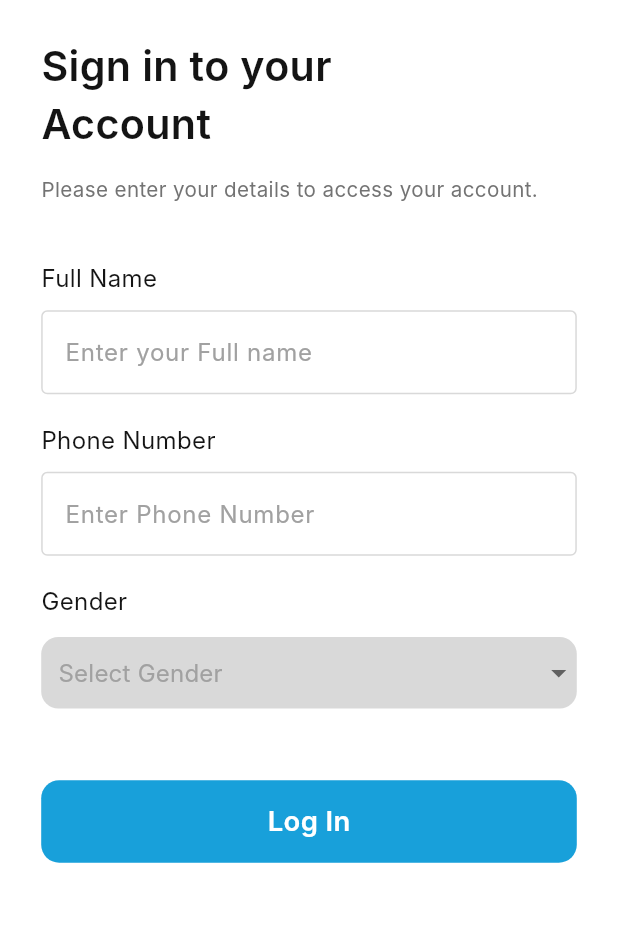
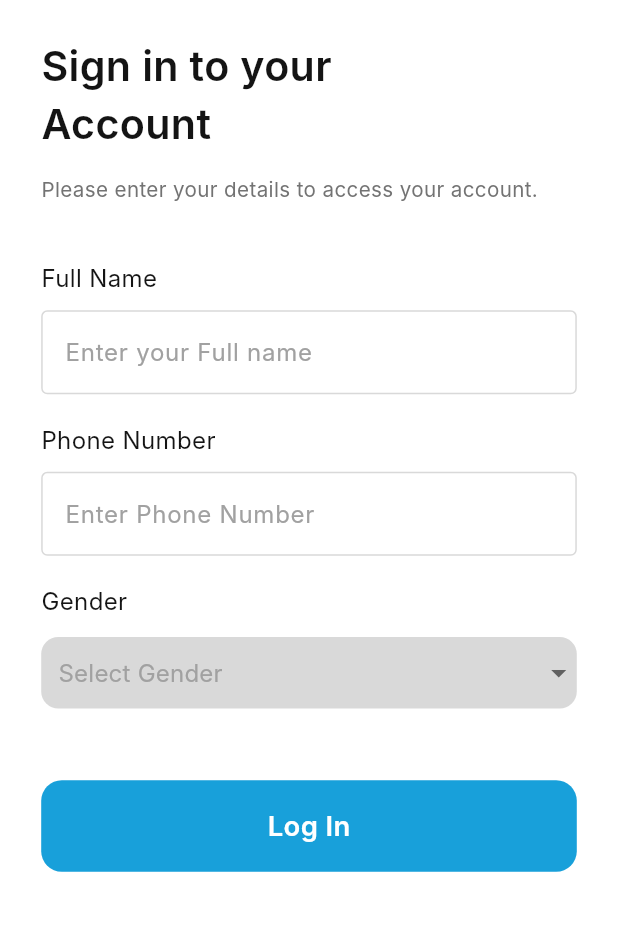
Before and after one commit to MUJTHABA1-ash/Next_Home, a Flutter app: the SignIn screen opened directly, on a phone screen of 412 x 824 dp, the part 147-1078 px from its top. Run offline on Flutter 3.47's test engine with Material 3 defaults, Android fonts, the phone set to English and light mode, and no system bars; drawn by our look-alikes of dropdown_button2; our stand-ins replace flutter_otp_text_field, flutter_screenutil, font_awesome_flutter, google_fonts, introduction_screen; Roboto replaces fonts that are missing (Inter).

Commit message:
first commit

```diff
--- a/lib/authentication/sign_in.dart
+++ b/lib/authentication/sign_in.dart
@@ -48,7 +48,7 @@ class _SignInState extends State<SignIn> {
                                     topRight: Radius.circular(20.r),
                                     topLeft: Radius.circular(20.r)))),
                         child: Padding(
-                          padding: const EdgeInsets.only(top: 70.0),
+                          padding: const EdgeInsets.only(top: 70),
                           child: Column(
                             children: [
                               Text(
@@ -296,25 +296,6 @@ class _SignInState extends State<SignIn> {
                 SizedBox(
                   height: 10.h,
                 ),
-                // SizedBox(
-                //   width: MediaQuery.of(context).size.width,
-                //   child: TextField(
-                //     decoration: InputDecoration(
-                //         labelText: 'Select Gender',
-                //         labelStyle: TextStyle(
-                //           color: const Color(0xFFA1A1A1),
-                //           fontSize: 14.sp,
-                //           fontFamily: 'Inter',
-                //           fontWeight: FontWeight.w400,
-                //         ),
-                //         enabledBorder: OutlineInputBorder(
-                //             borderSide: BorderSide(color: Color(0xFFD9D9D9))),
-                //         border: OutlineInputBorder(
-                //             borderRadius: BorderRadius.circular(10.r))),
-                //   ),
-                // ),
-                // SizedBox(height: 30.h,width: MediaQuery.of(context).size.width,
-                // child: DropdownMenu(dropdownMenuEntries: Myitems.map((e)=>DropdownMenuEntry(value: e, label: e)).toList())),
                 DropdownButtonHideUnderline(
                     child: DropdownButton2(
                       hint: Padding(
@@ -375,7 +356,7 @@ class _SignInState extends State<SignIn> {
                     decoration: ShapeDecoration(
                       color: const Color(0xFF18A0DA),
                       shape: RoundedRectangleBorder(
-                        borderRadius: BorderRadius.circular(12),
+                        borderRadius: BorderRadius.circular(12.r),
                       ),
                     ),
                     child: Row(
@@ -390,7 +371,7 @@ class _SignInState extends State<SignIn> {
                             fontSize: 16.sp,
                             fontFamily: 'Inter',
                             fontWeight: FontWeight.w600,
-                            height: 1.50,
+                            height: 1.50.h,
                           ),
                         ),
                       ],
--- a/lib/splash_screen.dart
+++ b/lib/splash_screen.dart
@@ -29,8 +29,8 @@ class _SplashScreenState extends State<SplashScreen> {
         crossAxisAlignment: CrossAxisAlignment.center,
         children: [
           Center(
-            child: Image.asset("assets/splash.png",width: 176,
-              height: 170,),
+            child: Image.asset("assets/splash.png",width: 176.w,
+              height: 170.h,),
           )
         ],
       ),
```
Also changed, not shown: lib/introduction_screen.dart (+29 -24 lines), lib/screens/home_screen.dart (+5 -2 lines).
